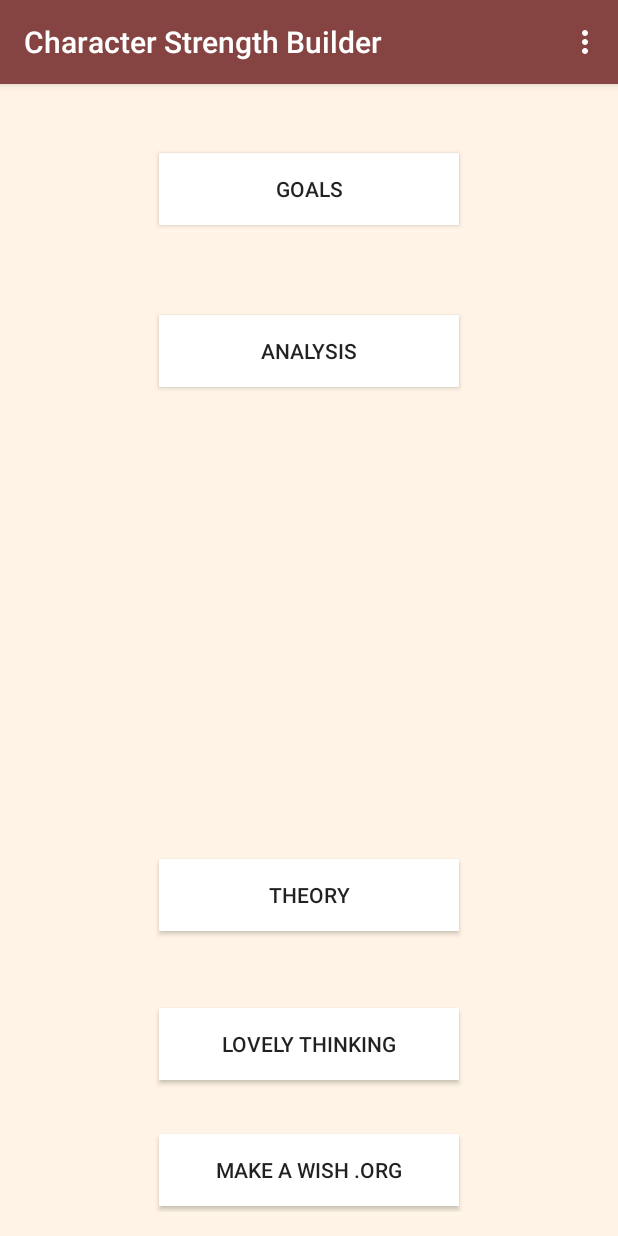
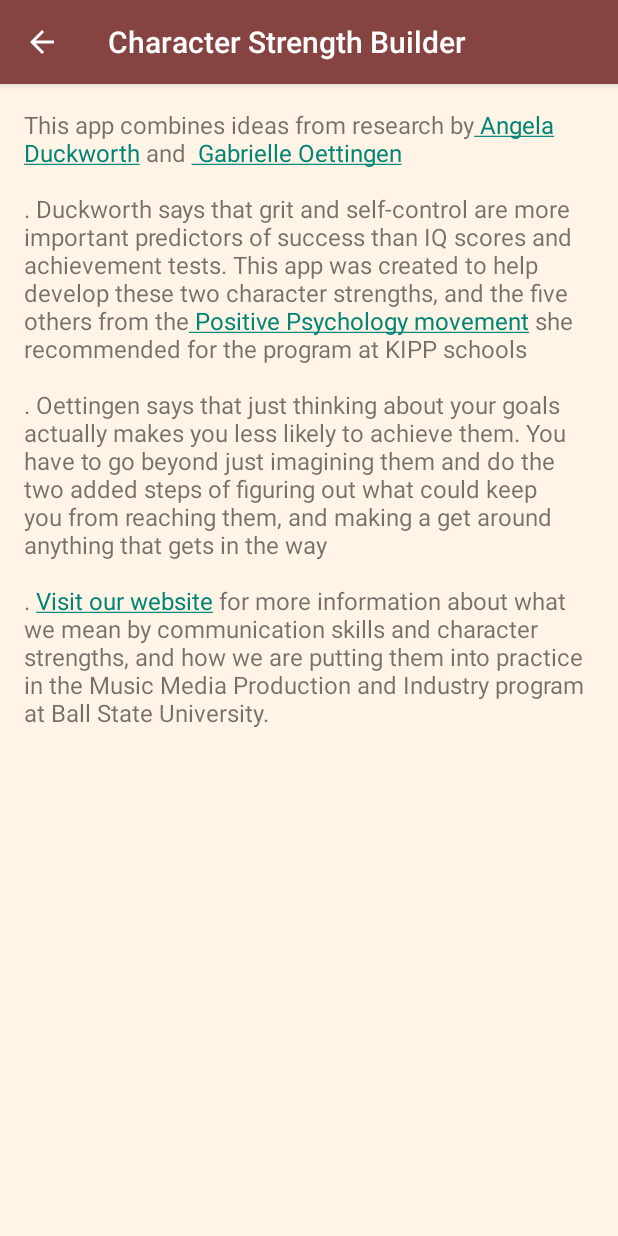
Before and after one commit to cddewitt/Capstone, an Android app: the screen it shows after launch (MainActivity before the commit, thoeryActivity after it), after a tap on "THEORY", on a phone screen of 412 x 824 dp. Run offline under Robolectric (Android 15) with nearby library versions, the phone set to English and light mode, and no system bars.

Commit message:
made page for theory page and link to make a wish.

```diff
--- a/app/src/main/AndroidManifest.xml
+++ b/app/src/main/AndroidManifest.xml
@@ -10,8 +10,8 @@
         android:icon="@mipmap/ic_launcher"
         android:label="@string/app_name"
         android:theme="@style/CustomActionBarTheme">
-        <receiver android:name=".FiveDaysAlarmReceiver"></receiver>
-        <receiver android:name=".DeadlinePassedAlarmReceiver"></receiver>
+        <receiver android:name=".FiveDaysAlarmReceiver" />
+        <receiver android:name=".DeadlinePassedAlarmReceiver" />
 
         <meta-data
             android:name="com.facebook.sdk.ApplicationId"
@@ -106,8 +106,7 @@
         <activity
             android:name=".PlanActivity"
             android:label="@string/title_activity_plan"
-            android:parentActivityName=".InteferenceActivity"
-            >
+            android:parentActivityName=".InteferenceActivity">
             <meta-data
                 android:name="android.support.PARENT_ACTIVITY"
                 android:value=".InteferenceActivity" />
@@ -115,8 +114,7 @@
         <activity
             android:name=".ReviewActivity"
             android:label="@string/title_activity_review"
-            android:parentActivityName=".DeadlineActivity"
-            >
+            android:parentActivityName=".DeadlineActivity">
             <meta-data
                 android:name="android.support.PARENT_ACTIVITY"
                 android:value="com.example.cdoit.characterstrengthbuilder.DeadlineActivity" />
@@ -167,8 +165,7 @@
         <activity
             android:name=".RateYourselfActivity"
             android:label="@string/title_activity_rate_yourself"
-            android:parentActivityName=".MainActivity"
-            >
+            android:parentActivityName=".MainActivity">
             <meta-data
                 android:name="android.support.PARENT_ACTIVITY"
                 android:value=".MainActivity" />
@@ -179,7 +176,10 @@
         <activity
             android:name=".LovelyThinkingActivity"
             android:label="@string/title_activity_lovely_thinking"
-            android:parentActivityName=".MainActivity"></activity>
+            android:parentActivityName=".MainActivity" />
+        <activity android:name=".thoeryActivity"
+            android:parentActivityName=".MainActivity">
+        </activity>
     </application>
 
 </manifest>
--- a/app/src/main/java/com/example/cdoit/characterstrengthbuilder/MainActivity.java
+++ b/app/src/main/java/com/example/cdoit/characterstrengthbuilder/MainActivity.java
@@ -1,6 +1,7 @@
 package com.example.cdoit.characterstrengthbuilder;
 
 import android.content.Intent;
+import android.net.Uri;
 import android.os.Bundle;
 import android.support.v7.app.AppCompatActivity;
 import android.view.Menu;
@@ -50,8 +51,8 @@ public class MainActivity extends AppCompatActivity {
     }
 
     public void btnTheoryClick(View v) {
-       // Intent intent = new Intent(this, RateYourselfActivity.class);
-       // startActivity(intent);
+        Intent intent = new Intent(this, thoeryActivity.class);
+        startActivity(intent);
     }
 
     public void btnLovelyThinkingClick(View v) {
@@ -59,7 +60,7 @@ public class MainActivity extends AppCompatActivity {
         startActivity(intent);
     }
     public void btnDonateClick(View v) {
-        //    Intent intent = new Intent(this, LearnMore.class);
-        //    startActivity(intent);
+        Intent implicit = new Intent(Intent.ACTION_VIEW, Uri.parse("http://oki.wish.org/"));
+        startActivity(implicit);
     }
 }
--- /dev/null
+++ b/app/src/main/java/com/example/cdoit/characterstrengthbuilder/thoeryActivity.java
@@ -0,0 +1,21 @@
+package com.example.cdoit.characterstrengthbuilder;
+
+import android.app.Activity;
+import android.os.Bundle;
+import android.support.v7.app.AppCompatActivity;
+import android.text.method.LinkMovementMethod;
+import android.widget.TextView;
+
+public class thoeryActivity extends AppCompatActivity {
+
+    @Override
+    protected void onCreate(Bundle savedInstanceState) {
+        super.onCreate(savedInstanceState);
+        setContentView(R.layout.activity_thoery);
+        getSupportActionBar().setDisplayHomeAsUpEnabled(true);
+        TextView view = (TextView) findViewById(R.id.tbxTheory);
+        if (view != null) {
+            view.setMovementMethod(LinkMovementMethod.getInstance());
+        }
+    }
+}
--- /dev/null
+++ b/app/src/main/res/layout/activity_thoery.xml
@@ -0,0 +1,21 @@
+<?xml version="1.0" encoding="utf-8"?>
+<RelativeLayout xmlns:android="http://schemas.android.com/apk/res/android"
+    xmlns:tools="http://schemas.android.com/tools"
+    android:layout_width="match_parent"
+    android:layout_height="match_parent"
+    android:background="#fff4e6"
+    android:paddingBottom="@dimen/activity_vertical_margin"
+    android:paddingLeft="@dimen/activity_horizontal_margin"
+    android:paddingRight="@dimen/activity_horizontal_margin"
+    android:paddingTop="@dimen/activity_vertical_margin"
+    tools:context="com.example.cdoit.characterstrengthbuilder.thoeryActivity">
+
+    <TextView
+        android:layout_width="wrap_content"
+        android:layout_height="wrap_content"
+        android:text="@string/theoryText"
+        android:id="@+id/tbxTheory"
+        android:layout_alignParentTop="true"
+        android:layout_centerHorizontal="true"
+        android:textSize="16dp" />
+</RelativeLayout>
--- a/app/src/main/res/values/strings.xml
+++ b/app/src/main/res/values/strings.xml
@@ -40,5 +40,13 @@
         <item>Curiosity</item>
     </string-array>
     <string name="title_activity_lovely_thinking">Lovely Thinking</string>
-    <string name="lovelyThinkingText"> This app was created by Robert Willey with Jessica Stanford, Cory Dewitt, Alex Roark, and Tyler Green at Ball State University. \n\n <h3>Check out our other apps at <a href = "http://www.lovelythinking.com/apps/"> Lovely Thinking. </a></h3></string>
+   <string name="theoryText">This app combines ideas from research by<a href="http://angeladuckworth.com"> Angela Duckworth</a> and <a href="http://www.woopmylife.org"> Gabrielle Oettingen</a>\n\n.
+
+Duckworth says that grit and self-control are more important predictors of success than IQ scores and achievement tests. This app was created to help develop these two character strengths, and the five others from the<a href="https://en.wikipedia.org/wiki/Positive_psychology"> Positive Psychology movement</a> she recommended for the program at KIPP schools\n\n.
+
+Oettingen says that just thinking about your goals actually makes you less likely to achieve them. You have to go beyond just imagining them and do the two added steps of figuring out what could keep you from reaching them, and making a get around anything that gets in the way\n\n.
+
+<a href="http://rkwilley.com/character">Visit our website</a> for more information about what we mean by communication skills and character strengths, and how we are putting them into practice in the Music Media Production and Industry program at Ball State University.
+</string>
+    <string name="lovelyThinkingText"> This app was created by Robert Willey with Jessica Stanford, Cory Dewitt, Alex Roark, and Tyler Green at Ball State University. \n\n <h3>Check out our other apps at <a href="http://www.lovelythinking.com/apps/"> Lovely Thinking. </a></h3></string>
 </resources>
```
